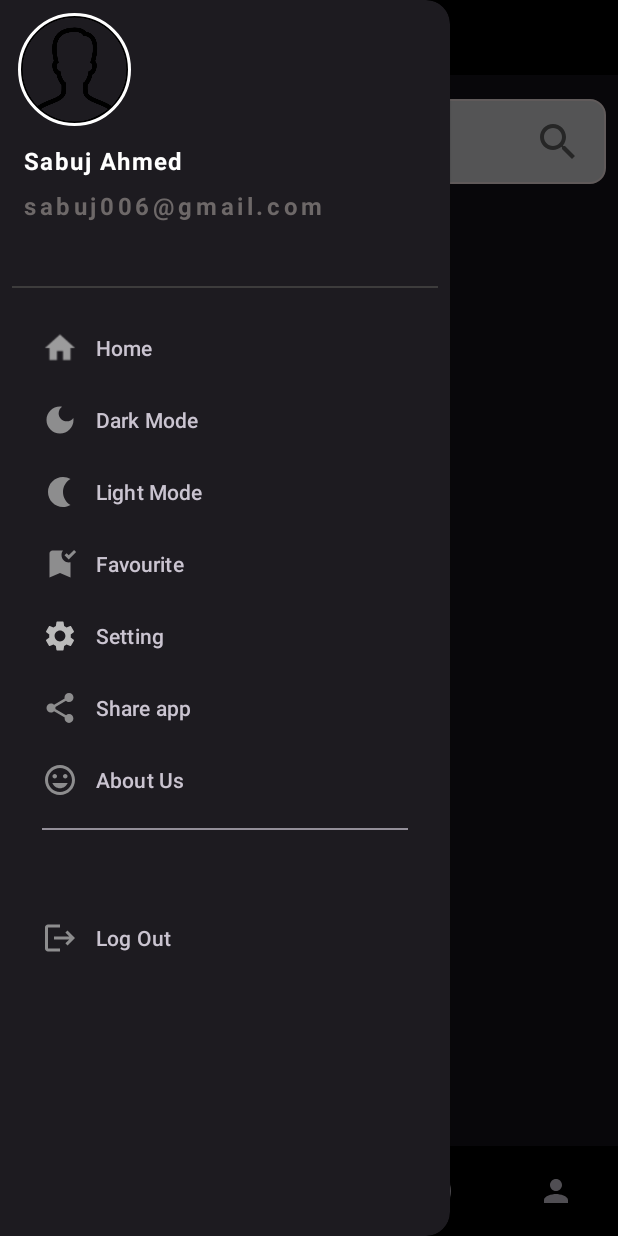
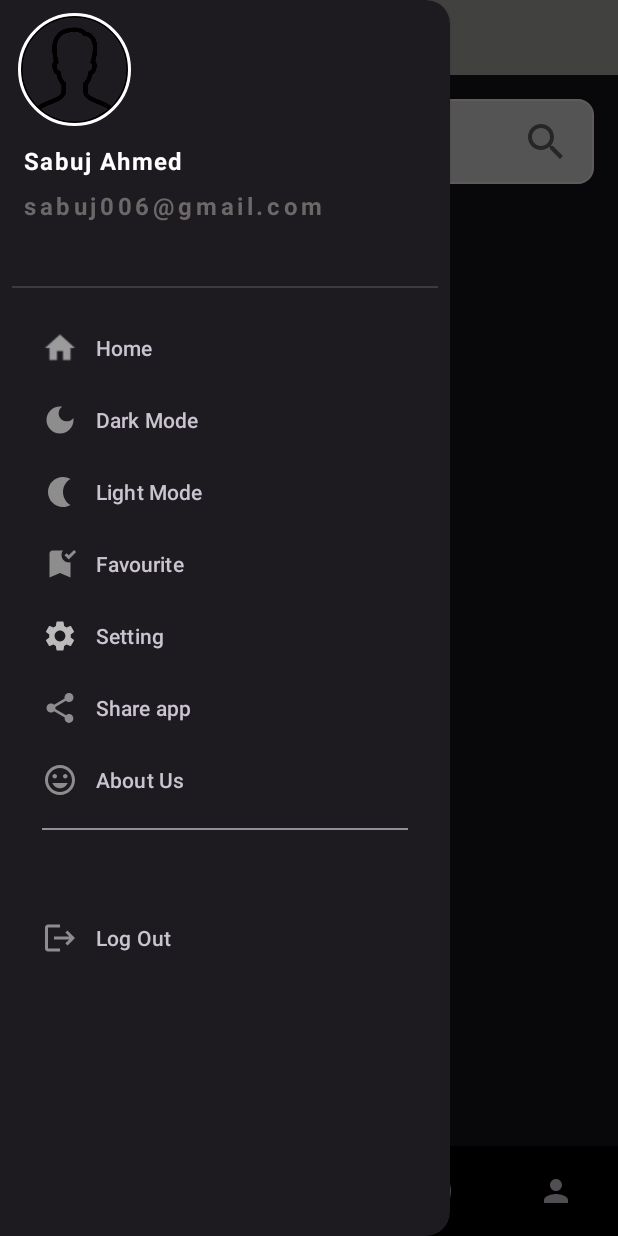
Before and after one commit to SabujAhmed121/Instagram_Clone_App, an Android app: the SearchFragment screen opened through its navigation route, with the side drawer open, on a phone screen of 412 x 824 dp. Run offline under Robolectric (Android 15) with nearby library versions, the phone set to English and light mode, and no system bars; our stand-ins replace CircleImageView, Firebase (no records; nobody signed in at launch, a user with empty details on screens opened directly), navigation-ui; Roboto replaces fonts that are not available here; 9 statements that could not run were skipped.

```diff
--- a/app/src/main/java/com/example/instagramclone/MainActivity.kt
+++ b/app/src/main/java/com/example/instagramclone/MainActivity.kt
@@ -11,6 +11,8 @@ import androidx.appcompat.app.ActionBarDrawerToggle
 import androidx.appcompat.app.AppCompatDelegate
 import androidx.core.view.GravityCompat
 import androidx.drawerlayout.widget.DrawerLayout
+import androidx.lifecycle.ViewModelProvider
+import androidx.lifecycle.lifecycleScope
 import androidx.navigation.NavController
 import androidx.navigation.fragment.NavHostFragment
 import androidx.navigation.ui.setupWithNavController
@@ -20,12 +22,17 @@ import com.example.instagramclone.activity.LoginActivity
 import com.example.instagramclone.databinding.ActivityMainBinding
 import com.example.instagramclone.model.UserModel
 import com.example.instagramclone.utils.User_Node
+import com.example.instagramclone.viewmodel.MainAndFavouriteActivityViewModel
+import com.example.instagramclone.viewmodel.RegistrationAndLoginViewModel
 import com.google.android.material.navigation.NavigationView
 import com.google.firebase.auth.FirebaseAuth
 import com.google.firebase.auth.ktx.auth
 import com.google.firebase.firestore.ktx.firestore
 import com.google.firebase.firestore.ktx.toObject
 import com.google.firebase.ktx.Firebase
+import kotlinx.coroutines.Dispatchers
+import kotlinx.coroutines.launch
+import kotlinx.coroutines.withContext
 
 
 class MainActivity : AppCompatActivity() {
@@ -33,8 +40,9 @@ class MainActivity : AppCompatActivity() {
     private val bindingMain by lazy {
         ActivityMainBinding.inflate(layoutInflater)
     }
+    private lateinit var viewModel: MainAndFavouriteActivityViewModel
     val mAuth = FirebaseAuth.getInstance()
-    lateinit var drawableLayout : DrawerLayout
+    lateinit var drawableLayout: DrawerLayout
     var mode = false
 
     @SuppressLint("CutPasteId")
@@ -43,35 +51,48 @@ class MainActivity : AppCompatActivity() {
         setContentView(bindingMain.root)
 
         drawableLayout = findViewById<DrawerLayout>(R.id.drawer_layout)
+        viewModel = ViewModelProvider(this)[MainAndFavouriteActivityViewModel::class.java]
+
 
         val toggle = ActionBarDrawerToggle(
-            this, drawableLayout, bindingMain.toolbar, R.string.navigation_drawer_open, R.string.navigation_drawer_close
+            this,
+            drawableLayout,
+            bindingMain.toolbar,
+            R.string.navigation_drawer_open,
+            R.string.navigation_drawer_close
         )
 
         drawableLayout.addDrawerListener(toggle)
         toggle.syncState()
 
         if (drawableLayout.isDrawerOpen(GravityCompat.START)) {
-              drawableLayout.openDrawer(GravityCompat.START)
+            drawableLayout.openDrawer(GravityCompat.START)
         }
-        val navigationView: NavigationView =  findViewById(R.id.nav_view)
+        val navigationView: NavigationView = findViewById(R.id.nav_view)
         val header: View = navigationView.getHeaderView(0)
         val userName: TextView = header.findViewById(R.id.header_user_name)
         val userEmail: TextView = header.findViewById(R.id.header_user_email)
 //        val profileImage: ImageView = header.findViewById(R.id.header_image)
 
-        Firebase.firestore.collection(User_Node).document(Firebase.auth.currentUser!!.uid).get().addOnSuccessListener {
 
-            var user : UserModel = it.toObject<UserModel>()!!
-            userName.text = user.userName.toString()
-            userEmail.text = user.email.toString()
+//        val isDarkModeEnabled = viewModel.isDarkModeOn()
+//        updateUiForDarkMode(isDarkModeEnabled)
+
+        Firebase.firestore.collection(User_Node).document(Firebase.auth.currentUser!!.uid).get()
+            .addOnSuccessListener {
+
+                var user: UserModel = it.toObject<UserModel>()!!
+                userName.text = user.userName.toString()
+                userEmail.text = user.email.toString()
 //            if(profileImage != null){
 //                Glide.with(this).load(user.image).into(profileImage)
 //            }
 
-        }
-        val navigationSideView = findViewById<NavigationView>(R.id.nav_view) // Replace with your NavigationView ID
-        val menuItemText = navigationSideView.menu.findItem(R.id.nav_dark) // Replace with the ID of the item you want to change
+            }
+        val navigationSideView =
+            findViewById<NavigationView>(R.id.nav_view) // Replace with your NavigationView ID
+        val menuItemText =
+            navigationSideView.menu.findItem(R.id.nav_dark) // Replace with the ID of the item you want to change
 
 
         bindingMain.navView.setNavigationItemSelectedListener { menuItem ->
@@ -80,31 +101,34 @@ class MainActivity : AppCompatActivity() {
                 R.id.nav_Home -> {
 
 
-                    val navHostFragment = supportFragmentManager.findFragmentById(R.id.nav_host_fragment) as NavHostFragment
+                    val navHostFragment =
+                        supportFragmentManager.findFragmentById(R.id.nav_host_fragment) as NavHostFragment
                     val navController: NavController = navHostFragment.navController
 
                     // Navigate to the editProfileFragment
                     navController.navigate(R.id.homeFragment)
 
-                }R.id.nav_dark -> {
+                }
 
-                        AppCompatDelegate.setDefaultNightMode(AppCompatDelegate.MODE_NIGHT_YES)
+                R.id.nav_dark -> {
+                    AppCompatDelegate.setDefaultNightMode(AppCompatDelegate.MODE_NIGHT_YES)
+                }
 
-                }R.id.nav_light -> {
+                R.id.nav_light -> {
+                    AppCompatDelegate.setDefaultNightMode(AppCompatDelegate.MODE_NIGHT_NO)
+                }
 
-                        AppCompatDelegate.setDefaultNightMode(AppCompatDelegate.MODE_NIGHT_NO)
-
-
-                }
                 R.id.nav_bookmark_item -> {
 
                     val intent = Intent(this, FavouriteActivity::class.java)
                     startActivity(intent)
 
                 }
+
                 R.id.nav_about -> {
 
                 }
+
                 R.id.naw_logout -> {
                     val mAuth = FirebaseAuth.getInstance()
                     mAuth.signOut()
@@ -119,11 +143,33 @@ class MainActivity : AppCompatActivity() {
         }
 
 
-
         val navHostFragment =
             supportFragmentManager.findFragmentById(R.id.nav_host_fragment) as NavHostFragment
         val navController: NavController = navHostFragment.navController
         bindingMain.bottomNavigationView.setupWithNavController(navController)
     }
 
+//    private fun toggleDarkMode() {
+//        lifecycleScope.launch {
+//            withContext(Dispatchers.IO) {
+//                viewModel.toggleDarkMode()
+//            }
+//            recreateOnUiThread()
+//        }
+//    }
+//
+//    private fun recreateOnUiThread() {
+//        runOnUiThread {
+//            recreate()
+//        }
+//    }
+//
+//    private fun updateUiForDarkMode(isDarkModeEnabled: Boolean) {
+//        if (isDarkModeEnabled) {
+//            AppCompatDelegate.setDefaultNightMode(AppCompatDelegate.MODE_NIGHT_YES)
+//        } else {
+//            AppCompatDelegate.setDefaultNightMode(AppCompatDelegate.MODE_NIGHT_NO)
+//        }
+//    }
+
 }
--- a/app/src/main/java/com/example/instagramclone/activity/RegisterActivity.kt
+++ b/app/src/main/java/com/example/instagramclone/activity/RegisterActivity.kt
@@ -11,6 +11,7 @@ import com.example.instagramclone.databinding.ActivityRegisterBinding
 import com.example.instagramclone.model.UserModel
 import com.example.instagramclone.utils.User_Profile_Folder
 import com.example.instagramclone.utils.uploadImage
+import com.example.instagramclone.viewmodel.RegistrationAndLoginViewModel
 import com.google.firebase.auth.FirebaseAuth
 import com.google.firebase.auth.ktx.auth
 import com.google.firebase.ktx.Firebase
--- a/app/src/main/java/com/example/instagramclone/mainfragment/HomeFragment.kt
+++ b/app/src/main/java/com/example/instagramclone/mainfragment/HomeFragment.kt
@@ -5,7 +5,9 @@ import android.view.LayoutInflater
 import android.view.View
 import android.view.ViewGroup
 import androidx.fragment.app.Fragment
-import androidx.recyclerview.widget.DividerItemDecoration
+ import androidx.lifecycle.Observer
+ import androidx.lifecycle.ViewModelProvider
+ import androidx.recyclerview.widget.DividerItemDecoration
 import androidx.recyclerview.widget.LinearLayoutManager
  import com.example.instagramclone.adapter.MainFollowingSetAdapter
  import com.example.instagramclone.adapter.MainPostFragmentAdapter
@@ -14,6 +16,8 @@ import com.example.instagramclone.model.Post
  import com.example.instagramclone.model.UserModel
  import com.example.instagramclone.utils.Follow
  import com.example.instagramclone.utils.Post_user
+ import com.example.instagramclone.viewmodel.HomeFragmentViewModel
+ import com.example.instagramclone.viewmodel.RegistrationAndLoginViewModel
  import com.google.firebase.auth.FirebaseAuth
  import com.google.firebase.firestore.ktx.firestore
 import com.google.firebase.firestore.ktx.toObject
@@ -30,6 +34,8 @@ class HomeFragment : Fragment() {
 
     lateinit var followingList : ArrayList<UserModel>
     lateinit var adapter2: MainFollowingSetAdapter
+    private lateinit var viewModel: HomeFragmentViewModel
+
 
     override fun onCreateView(
         inflater: LayoutInflater, container: ViewGroup?,
@@ -38,6 +44,8 @@ class HomeFragment : Fragment() {
 
         postList = ArrayList()
         adapter = MainPostFragmentAdapter(postList, requireContext())
+        viewModel = ViewModelProvider(this)[HomeFragmentViewModel::class.java]
+
 
 
         followingList = ArrayList()
@@ -55,22 +63,30 @@ class HomeFragment : Fragment() {
         binding.mainPostRv.setHasFixedSize(false)
         binding.mainPostRv.adapter = adapter
 
-        Firebase.firestore.collection(Post_user).get().addOnSuccessListener {
+        viewModel.postList.observe(viewLifecycleOwner, Observer { posts ->
+            postList.clear()
+            postList.addAll(posts)
+            adapter.notifyDataSetChanged()
+        })
 
-            val templist = ArrayList<Post>()
-            postList.clear()
+        viewModel.fetchPosts()
 
-            for (i in it.documents) {
-                val user = i.toObject<Post>()!!
-                templist.add(user)
-            }
-
-            postList.addAll(templist)
-            postList.reverse()
-
-            adapter.notifyDataSetChanged()
-
-        }
+//        Firebase.firestore.collection(Post_user).get().addOnSuccessListener {
+//
+//            val templist = ArrayList<Post>()
+//            postList.clear()
+//
+//            for (i in it.documents) {
+//                val user = i.toObject<Post>()!!
+//                templist.add(user)
+//            }
+//
+//            postList.addAll(templist)
+//            postList.reverse()
+//
+//            adapter.notifyDataSetChanged()
+//
+//        }
     }
 
     private fun setUpFollowingData(){
@@ -80,28 +96,16 @@ class HomeFragment : Fragment() {
         binding.recyclerView3.adapter = adapter2
 
 
-        Firebase.firestore.collection(FirebaseAuth.getInstance().currentUser!!.uid+Follow).get().addOnSuccessListener {
-
-            try {
-                val templist = ArrayList<UserModel>()
-                followingList.clear()
-
-                for (i in it.documents) {
-                    val user = i.toObject<UserModel>()!!
-                    templist.add(user)
-                }
-
-                followingList.addAll(templist)
-                followingList.reverse()
-
-                adapter2.notifyDataSetChanged()
-
-            }catch (e : Exception){
-
-            }
+        val userId = FirebaseAuth.getInstance().currentUser!!.uid
+        viewModel.fetchFollowingData(userId)
 
 
-        }
+        viewModel.followingList.observe(viewLifecycleOwner, Observer { following ->
+            followingList.clear()
+            followingList.addAll(following)
+            adapter2.notifyDataSetChanged()
+        })
+
     }
 
 
--- a/app/src/main/java/com/example/instagramclone/mainfragment/ProfileFragment.kt
+++ b/app/src/main/java/com/example/instagramclone/mainfragment/ProfileFragment.kt
@@ -13,6 +13,7 @@ import com.example.instagramclone.ViewPagerAdapter
 import com.example.instagramclone.databinding.FragmentProfileBinding
 import com.example.instagramclone.model.UserModel
 import com.example.instagramclone.utils.User_Node
+import com.example.instagramclone.viewmodel.ProfileFragmentViewModel
 import com.google.firebase.auth.ktx.auth
 import com.google.firebase.firestore.ktx.firestore
 import com.google.firebase.firestore.ktx.toObject
--- a/app/src/main/java/com/example/instagramclone/mainfragment/ProfileFragmentViewModel.kt
+++ b/app/src/main/java/com/example/instagramclone/viewmodel/ProfileFragmentViewModel.kt
@@ -1,4 +1,4 @@
-package com.example.instagramclone.mainfragment
+package com.example.instagramclone.viewmodel
 
 import android.app.Application
 import androidx.lifecycle.AndroidViewModel
--- a/app/src/main/res/layout-night/activity_main.xml
+++ b/app/src/main/res/layout-night/activity_main.xml
@@ -32,13 +32,15 @@
                         android:id="@+id/imageView11"
                         android:layout_width="match_parent"
                         android:layout_height="match_parent"
-                        android:background="@color/bottomGrey"
+                        android:background="#A4A3A1"
                         android:gravity="center"
+                        android:paddingEnd="30dp"
+                        android:textColor="@color/darkBlack"
                         android:paddingTop="2dp"
                         android:paddingBottom="6dp"
-                        android:backgroundTint="@color/black"
                         android:text="@string/toolbar_name"
-                        android:textSize="@dimen/text_size_main_text" />
+                        android:textSize="@dimen/text_size_main_text"
+                        tools:ignore="RtlSymmetry" />
 
 
 
--- a/app/src/main/res/layout-night/follow_profile_item_home_fragment.xml
+++ b/app/src/main/res/layout-night/follow_profile_item_home_fragment.xml
@@ -21,6 +21,7 @@
         android:layout_width="wrap_content"
         android:layout_height="wrap_content"
         android:layout_marginTop="5dp"
+        android:gravity="center"
         android:hint="@string/username"
         android:textSize="@dimen/text_size_text"
         app:layout_constraintEnd_toEndOf="@+id/profile_image"
--- a/app/src/main/res/layout-night/fragment_search.xml
+++ b/app/src/main/res/layout-night/fragment_search.xml
@@ -20,7 +20,7 @@
                 android:id="@+id/searchBox"
                 android:layout_width="0dp"
                 android:layout_height="wrap_content"
-                android:layout_marginHorizontal="8dp"
+                android:layout_marginHorizontal="@dimen/margin_horizon"
                 android:layout_marginTop="@dimen/margin_horizon"
                 android:background="@drawable/searchtext_background"
                 android:ems="10"
--- a/app/src/main/res/layout/activity_main.xml
+++ b/app/src/main/res/layout/activity_main.xml
@@ -34,10 +34,13 @@
                         android:layout_height="match_parent"
                         android:background="@color/bottomGrey"
                         android:gravity="center"
+                        android:paddingEnd="30dp"
                         android:paddingTop="2dp"
                         android:paddingBottom="6dp"
+                        android:textColor="@color/darkBlack"
                         android:text="@string/toolbar_name"
-                        android:textSize="@dimen/text_size_main_text" />
+                        android:textSize="@dimen/text_size_main_text"
+                        tools:ignore="RtlSymmetry" />
 
 
 
--- a/app/src/main/res/layout/follow_profile_item_home_fragment.xml
+++ b/app/src/main/res/layout/follow_profile_item_home_fragment.xml
@@ -21,6 +21,7 @@
         android:layout_width="wrap_content"
         android:layout_height="wrap_content"
         android:layout_marginTop="5dp"
+        android:gravity="center"
         android:hint="@string/username"
         android:textSize="@dimen/text_size_text"
         app:layout_constraintEnd_toEndOf="@+id/profile_image"
--- a/app/src/main/res/layout/fragment_search.xml
+++ b/app/src/main/res/layout/fragment_search.xml
@@ -21,7 +21,7 @@
                 android:id="@+id/searchBox"
                 android:layout_width="0dp"
                 android:layout_height="wrap_content"
-                android:layout_marginHorizontal="8dp"
+                android:layout_marginHorizontal="@dimen/margin_horizon"
                 android:layout_marginTop="@dimen/margin_horizon"
                 android:background="@drawable/edit_bg"
                 android:ems="10"
--- a/app/src/main/res/values/styles.xml
+++ b/app/src/main/res/values/styles.xml
@@ -5,7 +5,6 @@
     <style name="toolbar">
         <item name="android:layout_width">match_parent</item>
         <item name="android:layout_height">50dp</item>
-        <item name="android:background">@color/whiteIsh</item>
         <item name="android:elevation">4dp</item>
     </style>
 
```
Also changed, not shown: app/src/main/java/com/example/instagramclone/activity/LoginActivity.kt (+8 -4 lines), app/src/main/java/com/example/instagramclone/viewmodel/RegistrationAndLoginViewModel.kt (renamed from app/src/main/java/com/example/instagramclone/activity/RegistrationAndLoginViewModel.kt, +19 -5 lines), app/src/main/res/layout-night/itemforpost_main_fragment_recyclerview.xml (+10 -8 lines).
